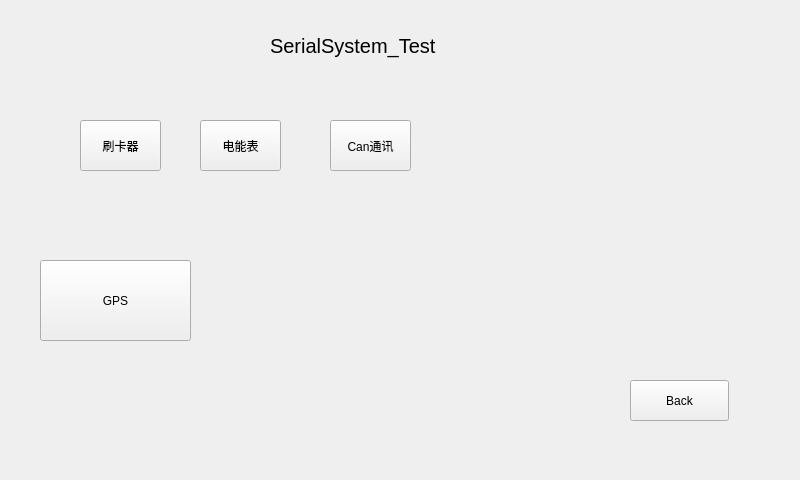
First picture: the form in main/ui/test_manual.ui, repository Blackrose/Tcutest_SerialSystem, before the edit.
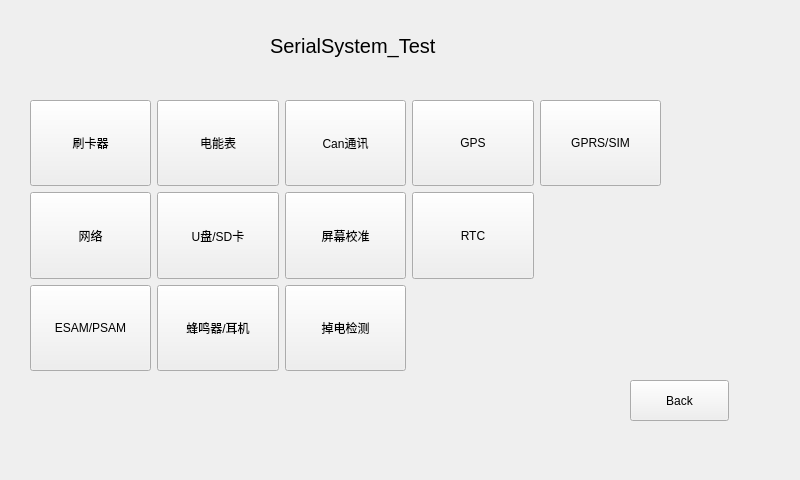
Second picture: the form after the edit. Icons and pictures are not drawn.

Commit message: 1.增加debug gps gprs network

The edit to the form file:
```diff
--- a/main/ui/test_manual.ui
+++ b/main/ui/test_manual.ui
@@ -16,40 +16,6 @@
   <property name="styleSheet">
    <string notr="true"/>
   </property>
-  <widget class="QWidget" name="layoutWidget">
-   <property name="geometry">
-    <rect>
-     <x>40</x>
-     <y>260</y>
-     <width>151</width>
-     <height>81</height>
-    </rect>
-   </property>
-   <layout class="QGridLayout" name="gridLayout_3">
-    <item row="3" column="2">
-     <widget class="QPushButton" name="GPS_but">
-      <property name="sizePolicy">
-       <sizepolicy hsizetype="Minimum" vsizetype="Expanding">
-        <horstretch>0</horstretch>
-        <verstretch>0</verstretch>
-       </sizepolicy>
-      </property>
-      <property name="maximumSize">
-       <size>
-        <width>649</width>
-        <height>16777215</height>
-       </size>
-      </property>
-      <property name="styleSheet">
-       <string notr="true">background-image:url()</string>
-      </property>
-      <property name="text">
-       <string>GPS</string>
-      </property>
-     </widget>
-    </item>
-   </layout>
-  </widget>
   <widget class="QPushButton" name="back_but">
    <property name="geometry">
     <rect>
@@ -66,62 +32,6 @@
     <string>Back</string>
    </property>
   </widget>
-  <widget class="QPushButton" name="Card_but">
-   <property name="geometry">
-    <rect>
-     <x>80</x>
-     <y>120</y>
-     <width>81</width>
-     <height>51</height>
-    </rect>
-   </property>
-   <property name="sizePolicy">
-    <sizepolicy hsizetype="Minimum" vsizetype="Expanding">
-     <horstretch>0</horstretch>
-     <verstretch>0</verstretch>
-    </sizepolicy>
-   </property>
-   <property name="maximumSize">
-    <size>
-     <width>649</width>
-     <height>16777215</height>
-    </size>
-   </property>
-   <property name="styleSheet">
-    <string notr="true">background-image:url()</string>
-   </property>
-   <property name="text">
-    <string>刷卡器</string>
-   </property>
-  </widget>
-  <widget class="QPushButton" name="Emeter_but">
-   <property name="geometry">
-    <rect>
-     <x>200</x>
-     <y>120</y>
-     <width>81</width>
-     <height>51</height>
-    </rect>
-   </property>
-   <property name="sizePolicy">
-    <sizepolicy hsizetype="Minimum" vsizetype="Expanding">
-     <horstretch>0</horstretch>
-     <verstretch>0</verstretch>
-    </sizepolicy>
-   </property>
-   <property name="maximumSize">
-    <size>
-     <width>649</width>
-     <height>16777215</height>
-    </size>
-   </property>
-   <property name="styleSheet">
-    <string notr="true">background-image:url()</string>
-   </property>
-   <property name="text">
-    <string>电能表</string>
-   </property>
-  </widget>
   <widget class="QLabel" name="label">
    <property name="geometry">
     <rect>
@@ -159,33 +69,281 @@
     <string/>
    </property>
   </widget>
-  <widget class="QPushButton" name="Canbus_but">
+  <widget class="QWidget" name="">
    <property name="geometry">
     <rect>
-     <x>330</x>
-     <y>120</y>
-     <width>81</width>
-     <height>51</height>
+     <x>30</x>
+     <y>100</y>
+     <width>631</width>
+     <height>271</height>
     </rect>
    </property>
-   <property name="sizePolicy">
-    <sizepolicy hsizetype="Minimum" vsizetype="Expanding">
-     <horstretch>0</horstretch>
-     <verstretch>0</verstretch>
-    </sizepolicy>
-   </property>
-   <property name="maximumSize">
-    <size>
-     <width>649</width>
-     <height>16777215</height>
-    </size>
-   </property>
-   <property name="styleSheet">
-    <string notr="true">background-image:url()</string>
-   </property>
-   <property name="text">
-    <string>Can通讯</string>
-   </property>
+   <layout class="QGridLayout" name="gridLayout">
+    <item row="0" column="4">
+     <widget class="QPushButton" name="gprs_but">
+      <property name="sizePolicy">
+       <sizepolicy hsizetype="Minimum" vsizetype="Expanding">
+        <horstretch>0</horstretch>
+        <verstretch>0</verstretch>
+       </sizepolicy>
+      </property>
+      <property name="maximumSize">
+       <size>
+        <width>649</width>
+        <height>16777215</height>
+       </size>
+      </property>
+      <property name="styleSheet">
+       <string notr="true">background-image:url()</string>
+      </property>
+      <property name="text">
+       <string>GPRS/SIM</string>
+      </property>
+     </widget>
+    </item>
+    <item row="1" column="1">
+     <widget class="QPushButton" name="u_sd_but">
+      <property name="sizePolicy">
+       <sizepolicy hsizetype="Minimum" vsizetype="Expanding">
+        <horstretch>0</horstretch>
+        <verstretch>0</verstretch>
+       </sizepolicy>
+      </property>
+      <property name="maximumSize">
+       <size>
+        <width>649</width>
+        <height>16777215</height>
+       </size>
+      </property>
+      <property name="styleSheet">
+       <string notr="true">background-image:url()</string>
+      </property>
+      <property name="text">
+       <string>U盘/SD卡</string>
+      </property>
+     </widget>
+    </item>
+    <item row="2" column="1">
+     <widget class="QPushButton" name="pwm_but">
+      <property name="sizePolicy">
+       <sizepolicy hsizetype="Minimum" vsizetype="Expanding">
+        <horstretch>0</horstretch>
+        <verstretch>0</verstretch>
+       </sizepolicy>
+      </property>
+      <property name="maximumSize">
+       <size>
+        <width>649</width>
+        <height>16777215</height>
+       </size>
+      </property>
+      <property name="styleSheet">
+       <string notr="true">background-image:url()</string>
+      </property>
+      <property name="text">
+       <string>蜂鸣器/耳机</string>
+      </property>
+     </widget>
+    </item>
+    <item row="0" column="3">
+     <widget class="QPushButton" name="gps_but">
+      <property name="sizePolicy">
+       <sizepolicy hsizetype="Minimum" vsizetype="Expanding">
+        <horstretch>0</horstretch>
+        <verstretch>0</verstretch>
+       </sizepolicy>
+      </property>
+      <property name="maximumSize">
+       <size>
+        <width>649</width>
+        <height>16777215</height>
+       </size>
+      </property>
+      <property name="styleSheet">
+       <string notr="true">background-image:url()</string>
+      </property>
+      <property name="text">
+       <string>GPS</string>
+      </property>
+     </widget>
+    </item>
+    <item row="0" column="2">
+     <widget class="QPushButton" name="Canbus_but">
+      <property name="sizePolicy">
+       <sizepolicy hsizetype="Minimum" vsizetype="Expanding">
+        <horstretch>0</horstretch>
+        <verstretch>0</verstretch>
+       </sizepolicy>
+      </property>
+      <property name="maximumSize">
+       <size>
+        <width>649</width>
+        <height>16777215</height>
+       </size>
+      </property>
+      <property name="styleSheet">
+       <string notr="true">background-image:url()</string>
+      </property>
+      <property name="text">
+       <string>Can通讯</string>
+      </property>
+     </widget>
+    </item>
+    <item row="0" column="1">
+     <widget class="QPushButton" name="Emeter_but">
+      <property name="sizePolicy">
+       <sizepolicy hsizetype="Minimum" vsizetype="Expanding">
+        <horstretch>0</horstretch>
+        <verstretch>0</verstretch>
+       </sizepolicy>
+      </property>
+      <property name="maximumSize">
+       <size>
+        <width>649</width>
+        <height>16777215</height>
+       </size>
+      </property>
+      <property name="styleSheet">
+       <string notr="true">background-image:url()</string>
+      </property>
+      <property name="text">
+       <string>电能表</string>
+      </property>
+     </widget>
+    </item>
+    <item row="1" column="2">
+     <widget class="QPushButton" name="touch_but">
+      <property name="sizePolicy">
+       <sizepolicy hsizetype="Minimum" vsizetype="Expanding">
+        <horstretch>0</horstretch>
+        <verstretch>0</verstretch>
+       </sizepolicy>
+      </property>
+      <property name="maximumSize">
+       <size>
+        <width>649</width>
+        <height>16777215</height>
+       </size>
+      </property>
+      <property name="styleSheet">
+       <string notr="true">background-image:url()</string>
+      </property>
+      <property name="text">
+       <string>屏幕校准</string>
+      </property>
+     </widget>
+    </item>
+    <item row="1" column="3">
+     <widget class="QPushButton" name="rtc_but">
+      <property name="sizePolicy">
+       <sizepolicy hsizetype="Minimum" vsizetype="Expanding">
+        <horstretch>0</horstretch>
+        <verstretch>0</verstretch>
+       </sizepolicy>
+      </property>
+      <property name="maximumSize">
+       <size>
+        <width>649</width>
+        <height>16777215</height>
+       </size>
+      </property>
+      <property name="styleSheet">
+       <string notr="true">background-image:url()</string>
+      </property>
+      <property name="text">
+       <string>RTC</string>
+      </property>
+     </widget>
+    </item>
+    <item row="0" column="0">
+     <widget class="QPushButton" name="Card_but">
+      <property name="sizePolicy">
+       <sizepolicy hsizetype="Minimum" vsizetype="Expanding">
+        <horstretch>0</horstretch>
+        <verstretch>0</verstretch>
+       </sizepolicy>
+      </property>
+      <property name="maximumSize">
+       <size>
+        <width>649</width>
+        <height>16777215</height>
+       </size>
+      </property>
+      <property name="styleSheet">
+       <string notr="true">background-image:url()</string>
+      </property>
+      <property name="text">
+       <string>刷卡器</string>
+      </property>
+     </widget>
+    </item>
+    <item row="2" column="2">
+     <widget class="QPushButton" name="power_but">
+      <property name="sizePolicy">
+       <sizepolicy hsizetype="Minimum" vsizetype="Expanding">
+        <horstretch>0</horstretch>
+        <verstretch>0</verstretch>
+       </sizepolicy>
+      </property>
+      <property name="maximumSize">
+       <size>
+        <width>649</width>
+        <height>16777215</height>
+       </size>
+      </property>
+      <property name="styleSheet">
+       <string notr="true">background-image:url()</string>
+      </property>
+      <property name="text">
+       <string>掉电检测</string>
+      </property>
+     </widget>
+    </item>
+    <item row="2" column="0">
+     <widget class="QPushButton" name="sam_but">
+      <property name="sizePolicy">
+       <sizepolicy hsizetype="Minimum" vsizetype="Expanding">
+        <horstretch>0</horstretch>
+        <verstretch>0</verstretch>
+       </sizepolicy>
+      </property>
+      <property name="maximumSize">
+       <size>
+        <width>649</width>
+        <height>16777215</height>
+       </size>
+      </property>
+      <property name="styleSheet">
+       <string notr="true">background-image:url()</string>
+      </property>
+      <property name="text">
+       <string>ESAM/PSAM</string>
+      </property>
+     </widget>
+    </item>
+    <item row="1" column="0">
+     <widget class="QPushButton" name="network_but">
+      <property name="sizePolicy">
+       <sizepolicy hsizetype="Minimum" vsizetype="Expanding">
+        <horstretch>0</horstretch>
+        <verstretch>0</verstretch>
+       </sizepolicy>
+      </property>
+      <property name="maximumSize">
+       <size>
+        <width>649</width>
+        <height>16777215</height>
+       </size>
+      </property>
+      <property name="styleSheet">
+       <string notr="true">background-image:url()</string>
+      </property>
+      <property name="text">
+       <string>网络</string>
+      </property>
+     </widget>
+    </item>
+   </layout>
   </widget>
  </widget>
  <resources/>
```
The commit also changes 32 other files.
